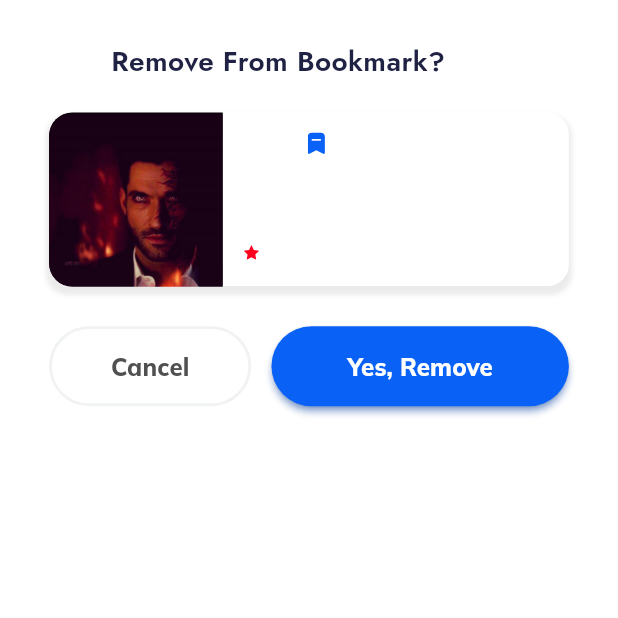
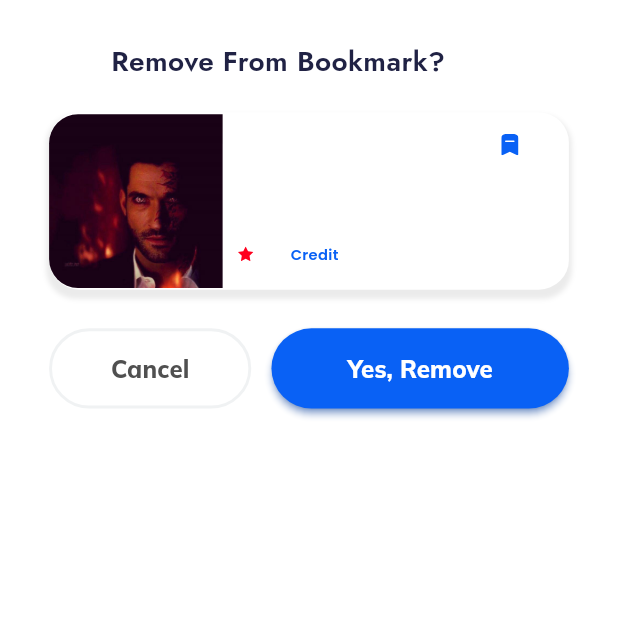
Before and after one commit to MiKeStudi0/EduMike, a Flutter app: the RemoveBookmarkScreen screen opened directly with empty values, on a phone screen of 412 x 824 dp, the top half of it. Run offline on Flutter 3.47's test engine with Material 3 defaults, Android fonts, the phone set to English and light mode, and no system bars; our stand-ins replace cached_network_image, cloud_firestore, contacts_service, curved_navigation_bar, device_info_plus, file_picker and 14 more; missing offline and left inert: country_pickers, email_otp, flutter_cached_pdfview, flutter_email_sender, insta_image_viewer; accounts and stored records are empty; network calls fail; project files that could hold a hidden picture were left out.

Commit message:
Remove Bookmark V3

```diff
--- a/lib/screens/Homescreen/my_bookmark_page/my_bookmark_page.dart
+++ b/lib/screens/Homescreen/my_bookmark_page/my_bookmark_page.dart
@@ -439,4 +439,9 @@ class _MyBookmarkPageState extends State<MyBookmarkPage> {
       ),
     );
   }
+
+
+
+
+
 }
--- a/lib/screens/Homescreen/remove_bookmark_screen/remove_bookmark_screen.dart
+++ b/lib/screens/Homescreen/remove_bookmark_screen/remove_bookmark_screen.dart
@@ -1,6 +1,8 @@
+import 'package:cloud_firestore/cloud_firestore.dart';
 import 'package:edumike/core/app_export.dart';
 import 'package:edumike/widgets/custom_elevated_buttonHome.dart';
 import 'package:edumike/widgets/custom_outlined_button_home.dart';
+import 'package:firebase_auth/firebase_auth.dart';
 import 'package:flutter/material.dart';
 
 class RemoveBookmarkScreen extends StatelessWidget {
@@ -63,87 +65,117 @@ class RemoveBookmarkScreen extends StatelessWidget {
 
   /// Section Widget
   Widget _buildMainStack(BuildContext context) {
-    return SizedBox(
-      height: 131.v,
-      width: 360.h,
-      child: Stack(
-        alignment: Alignment.centerLeft,
-        children: [
-          Align(
-            alignment: Alignment.center,
-            child: Container(
-              margin: EdgeInsets.only(bottom: 1.v),
-              decoration: AppDecoration.outlineBlack.copyWith(
-                borderRadius: BorderRadiusStyle.circleBorder15,
+    return Container(
+      decoration: BoxDecoration(
+        color: Colors.white,
+        borderRadius: BorderRadius.circular(20),
+        boxShadow: [
+          BoxShadow(
+            color: Colors.black.withOpacity(0.08),
+            spreadRadius: 2,
+            blurRadius: 2,
+            offset: const Offset(0, 4),
+          ),
+        ],
       ),
       child: Row(
         children: [
-                  Container(
+          CustomImageView(
+            imagePath: ImageConstant.imgImage,
             height: 130.adaptSize,
             width: 130.adaptSize,
-                    decoration: BoxDecoration(
-                      color: appTheme.black900,
-                      borderRadius: BorderRadius.horizontal(
-                        left: Radius.circular(16.h),
+            radius: BorderRadius.horizontal(
+              left: Radius.circular(20.h),
             ),
           ),
-                  ),
-                  Padding(
-                    padding: EdgeInsets.only(
-                      left: 14.h,
-                      top: 15.v,
-                      bottom: 15.v,
-                    ),
+          Expanded(
+            child: Padding(
+              padding: EdgeInsets.only(left: 10.h, top: 15.v, bottom: 18.v),
               child: Column(
                 crossAxisAlignment: CrossAxisAlignment.start,
+                children: [
+                  SizedBox(
+                    width: 195.h,
+                    child: Row(
+                      mainAxisAlignment: MainAxisAlignment.spaceBetween,
                       children: [
                         Text(
                           category!,
                           style: CustomTextStyles.labelLargeMulishOrangeA700,
                         ),
+                        SizedBox(
+                          height: 16.v,
+                          width: 12.h,
+                          child: Stack(
+                            alignment: Alignment.center,
+                            children: [
+                              CustomImageView(
+                                imagePath: ImageConstant.imgBookmarkPrimary,
+                                height: 16.v,
+                                width: 12.h,
+                                alignment: Alignment.center,
+                                onTap: () {
+                                },
+                              ),
+                              // CustomImageView(
+                              //   imagePath: ImageConstant.imgBookmarkPrimary,
+                              //   height: 16.v,
+                              //   width: 12.h,
+                              //   alignment: Alignment.center,
+                              // ),
+                            ],
+                          ),
+                        ),
+                      ],
+                    ),
+                  ),
                   SizedBox(height: 8.v),
                   Text(
                     courseName!,
                     style: theme.textTheme.titleMedium,
+                    overflow: TextOverflow.ellipsis,
                   ),
                   SizedBox(height: 5.v),
                   Text(
                     courseCode!,
                     style: theme.textTheme.titleSmall,
                   ),
-                        SizedBox(height: 6.v),
+                  SizedBox(height: 5.v),
                   Row(
+                    children: [
+                      Container(
+                        width: 32.h,
+                        margin: EdgeInsets.only(top: 3.v),
+                        child: Row(
+                          mainAxisAlignment: MainAxisAlignment.spaceBetween,
                           children: [
                             CustomImageView(
                               imagePath: ImageConstant.imgSignal,
                               height: 11.v,
                               width: 12.h,
-                              margin: EdgeInsets.symmetric(vertical: 2.v),
+                              margin: EdgeInsets.only(bottom: 2.v),
                             ),
                             Padding(
-                              padding: EdgeInsets.only(
-                                left: 10.h,
-                                // top: 1.v,
-                              ),
+                              padding: const EdgeInsets.only(left: 4),
                               child: Text(
                                 courseCredit!,
                                 style: theme.textTheme.labelMedium,
                               ),
                             ),
+                          ],
+                        ),
+                      ),
+                      Padding(
+                        padding: EdgeInsets.only(left: 5.h, top: 3.v),
+                        child: Text(
+                          "Credit",
+                          style: theme.textTheme.labelMedium,
+                        ),
+                      ),
                       // Padding(
-                            //   padding: EdgeInsets.only(left: 9.h),
+                      //   padding: EdgeInsets.only(left: 16.h, top: 3.v),
                       //   child: Text(
-                            //     "|",
-                            //     style: CustomTextStyles.titleSmallBlack900,
-                            //   ),
-                            // ),
-                            // Padding(
-                            //   padding: EdgeInsets.only(
-                            //     left: 10.h,
-                            //     top: 2.v,
-                            //   ),
-                            //   child: Text(
-                            //     "12680 Std",
+                      //     bookmark.,
                       //     style: theme.textTheme.labelMedium,
                       //   ),
                       // ),
@@ -152,34 +184,13 @@ class RemoveBookmarkScreen extends StatelessWidget {
                 ],
               ),
             ),
-                  CustomImageView(
-                    imagePath: ImageConstant.imgBookmarkPrimary,
-                    height: 16.v,
-                    width: 12.h,
-                    margin: EdgeInsets.only(
-                      left: 23.h,
-                      top: 15.v,
-                      bottom: 99.v,
-                    ),
-                  ),
-                ],
-              ),
-            ),
-          ),
-          CustomImageView(
-            imagePath: ImageConstant.imgImage,
-            height: 130.adaptSize,
-            width: 130.adaptSize,
-            radius: BorderRadius.horizontal(
-              left: Radius.circular(16.h),
-            ),
-            alignment: Alignment.centerLeft,
           ),
         ],
       ),
     );
   }
 
+  /// Section Widget
 /// Section Widget
 Widget _buildCancelButtons(BuildContext context) {
   return Row(
@@ -188,12 +199,65 @@ class RemoveBookmarkScreen extends StatelessWidget {
       CustomOutlinedButton(
         width: 140.h,
         text: "Cancel",
+        onPressed: () {
+          Navigator.pop(context);
+        },
       ),
       CustomElevatedButton(
         width: 206.h,
         text: "Yes, Remove",
+        onPressed: () {
+          _removeBookmark(context);
+        },
       ),
     ],
   );
 }
+
+void _removeBookmark(BuildContext context) async {
+  try {
+    User? user = FirebaseAuth.instance.currentUser;
+
+    if (user != null) {
+      // Reference to the user's bookmarks subcollection
+      CollectionReference<Map<String, dynamic>> userBookmarksCollection =
+          FirebaseFirestore.instance
+              .collection('users')
+              .doc(user.uid)
+              .collection('bookmarks');
+
+      // Query for the bookmarked course
+      QuerySnapshot<Map<String, dynamic>> snapshot =
+          await userBookmarksCollection
+              .where('category', isEqualTo: category)
+              .where('courseName', isEqualTo: courseName)
+              .where('courseCode', isEqualTo: courseCode)
+              .limit(1)
+              .get();
+
+      // Check if the bookmark exists
+      if (snapshot.docs.isNotEmpty) {
+        // Get the document ID of the bookmarked course
+        String bookmarkId = snapshot.docs.first.id;
+
+        // Delete the bookmarked course document
+        await userBookmarksCollection.doc(bookmarkId).delete();
+
+        // Pop the screen
+        Navigator.pop(context);
+
+        // Show a success message or perform any other action as needed
+        ScaffoldMessenger.of(context).showSnackBar(SnackBar(
+          content: Text("Bookmark removed successfully"),
+        ));
       }
+    }
+  } catch (e) {
+    // Handle errors
+    print('Error removing bookmark: $e');
+    ScaffoldMessenger.of(context).showSnackBar(SnackBar(
+      content: Text("Failed to remove bookmark"),
+    ));
+  }
+}
+}
```
Lines whose indentation alone changed are shown as unchanged.
